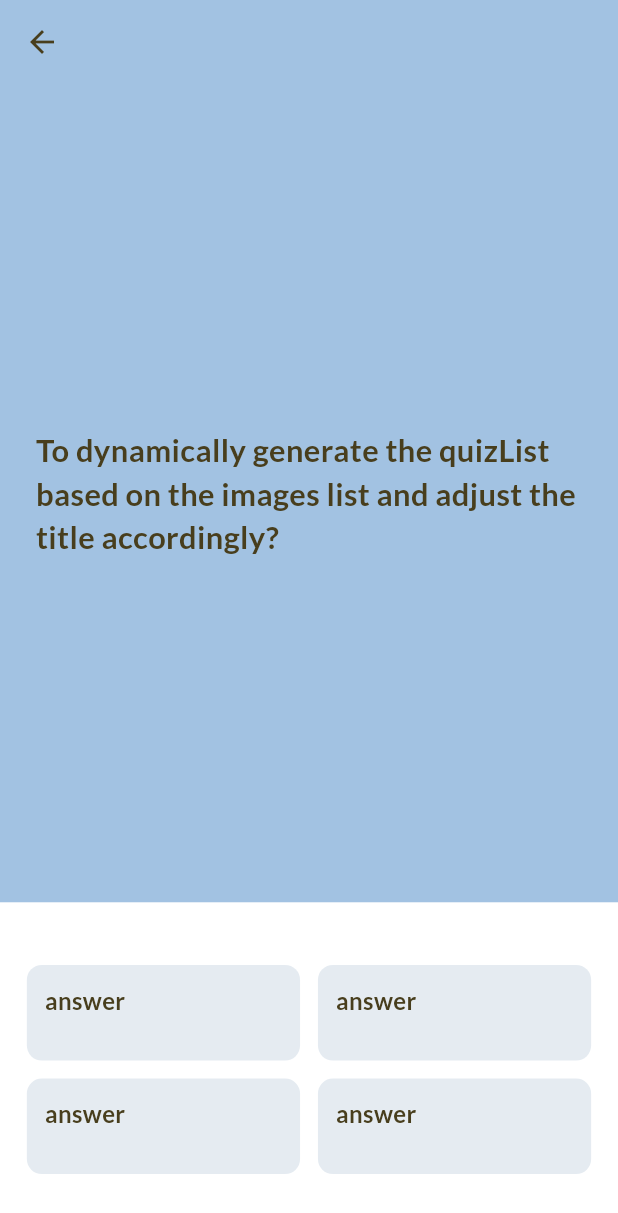
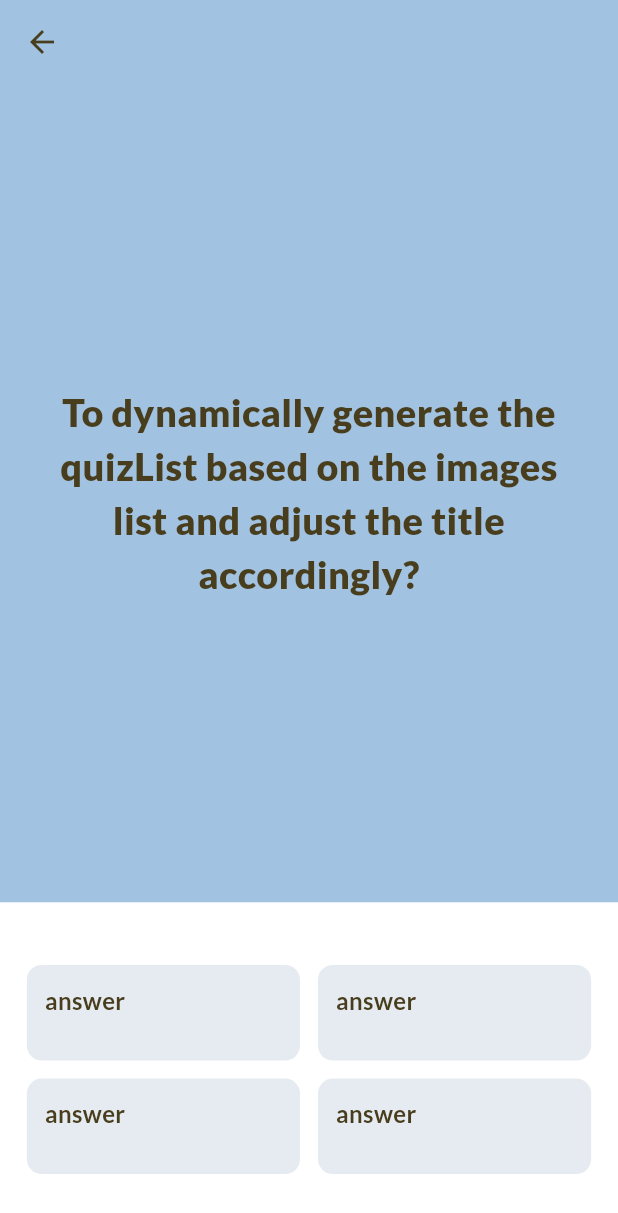
Before and after one commit to Tasneem-Zaareer/ramadan_guide_app, a Flutter app: the QuizLevelQuestionView screen opened directly, on a phone screen of 412 x 824 dp. Shown: the top 1213 px of the screen. Run offline on Flutter 3.47's test engine with Material 3 defaults, Android fonts, the light colour scheme and no system bars; our stand-ins replace dio, easy_localization, flutter_bloc, flutter_calendar_carousel, flutter_screenutil, flutter_svg and 6 more; missing offline and left inert: flutter_qiblah; generated files the repository leaves out were written again.

Commit message:
edit question view

```diff
--- a/lib/features/ramadan_quiz/views/quiz_level_questions_view.dart
+++ b/lib/features/ramadan_quiz/views/quiz_level_questions_view.dart
@@ -24,7 +24,9 @@ class QuizLevelQuestionView extends StatelessWidget {
                   text:
                       'To dynamically generate the quizList based on the images list and adjust the title accordingly?',
                   color: Theme.of(context).colorScheme.onSurface,
-                  fontSize: 18.sp,
+                  fontSize: 22.sp,
+                  textAlign: TextAlign.center,
+                  fontWeight: FontWeight.w900,
                 ),
               ),
             ),
```
